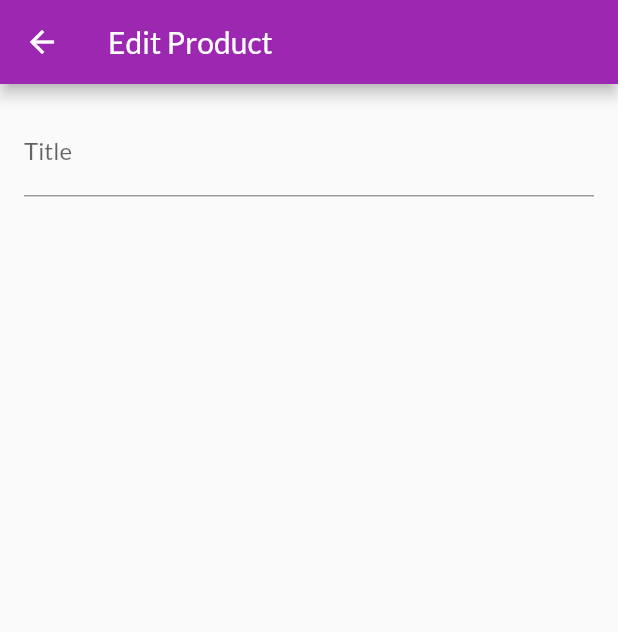
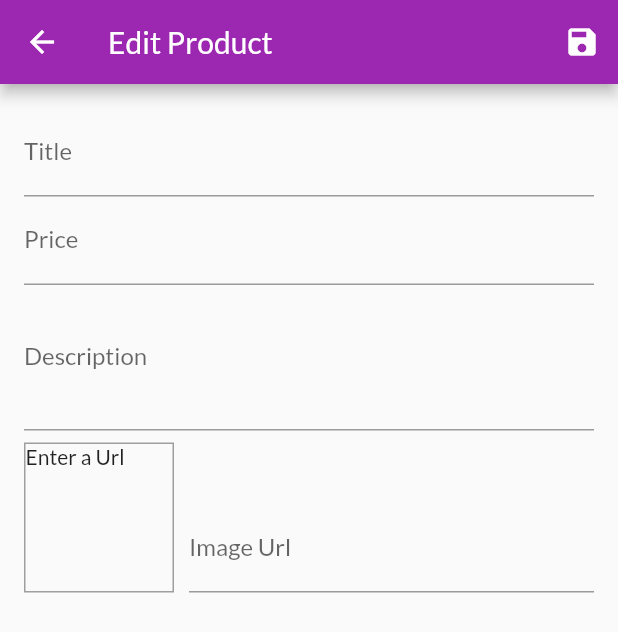
Before and after one commit to Vagabond8024/shop_app, a Flutter app: the EditProductScreen screen opened by its route, on a phone screen of 412 x 824 dp. Shown: the top 632 px of the screen. Run offline on Flutter 3.47's test engine with Material 2 defaults, Android fonts, the phone set to English and light mode, and no system bars; network calls fail.

Commit message:
added more input fields

```diff
--- a/lib/screens/edit_product_screen.dart
+++ b/lib/screens/edit_product_screen.dart
@@ -1,4 +1,5 @@
 import 'package:flutter/material.dart';
+import 'package:shop_app/providers/product.dart';
 
 class EditProductScreen extends StatefulWidget {
   const EditProductScreen({Key? key}) : super(key: key);
@@ -8,20 +9,141 @@ class EditProductScreen extends StatefulWidget {
 }
 
 class _EditProductScreenState extends State<EditProductScreen> {
+  final _priceFocusNode = FocusNode();
+  final _descriptionFocusNode = FocusNode();
+  final _imageUrlFocusNode = FocusNode();
+  final _imageUrlController = TextEditingController();
+  final _form = GlobalKey<FormState>();
+  var _editedProduct = Product(
+    id: '',
+    title: '',
+    description: '',
+    price: 0,
+    imageUrl: '',
+  );
+
+  @override
+  void initState() {
+    _imageUrlFocusNode.addListener(_updateImageUrl);
+    super.initState();
+  }
+
+  @override
+  void dispose() {
+    _imageUrlFocusNode.removeListener(_updateImageUrl);
+    _priceFocusNode.dispose();
+    _descriptionFocusNode.dispose();
+    _imageUrlFocusNode.dispose();
+    _imageUrlController.dispose();
+    super.dispose();
+  }
+
+  void _updateImageUrl() {
+    if (!_imageUrlFocusNode.hasFocus) {
+      setState(() {});
+    }
+  }
+
+  void _saveForm() {
+    _form.currentState!.save();
+  }
+
   @override
   Widget build(BuildContext context) {
     return Scaffold(
       appBar: AppBar(
         title: Text('Edit Product'),
+        actions: [IconButton(onPressed: _saveForm, icon: Icon(Icons.save))],
       ),
       body: Padding(
         padding: EdgeInsets.all(16),
         child: Form(
+          key: _form,
           child: ListView(
             children: [
               TextFormField(
                 decoration: InputDecoration(labelText: 'Title'),
                 textInputAction: TextInputAction.next,
+                onFieldSubmitted: (_) =>
+                    FocusScope.of(context).requestFocus(_priceFocusNode),
+                onSaved: (newValue) {
+                  _editedProduct = Product(
+                      id: _editedProduct.id,
+                      title: newValue!,
+                      description: _editedProduct.description,
+                      price: _editedProduct.price,
+                      imageUrl: _editedProduct.imageUrl);
+                },
+              ),
+              TextFormField(
+                decoration: InputDecoration(labelText: 'Price'),
+                textInputAction: TextInputAction.next,
+                keyboardType: TextInputType.number,
+                focusNode: _priceFocusNode,
+                onFieldSubmitted: (value) =>
+                    FocusScope.of(context).requestFocus(_descriptionFocusNode),
+                onSaved: (newValue) {
+                  _editedProduct = Product(
+                      id: _editedProduct.id,
+                      title: _editedProduct.title,
+                      description: _editedProduct.description,
+                      price: double.parse(newValue!),
+                      imageUrl: _editedProduct.imageUrl);
+                },
+              ),
+              TextFormField(
+                decoration: InputDecoration(labelText: 'Description'),
+                maxLines: 3,
+                keyboardType: TextInputType.multiline,
+                // textInputAction: TextInputAction.next,
+                focusNode: _descriptionFocusNode,
+                onSaved: (newValue) {
+                  _editedProduct = Product(
+                      id: _editedProduct.id,
+                      title: _editedProduct.title,
+                      description: newValue!,
+                      price: _editedProduct.price,
+                      imageUrl: _editedProduct.imageUrl);
+                },
+              ),
+              Row(
+                crossAxisAlignment: CrossAxisAlignment.end,
+                children: [
+                  Container(
+                    width: 100,
+                    height: 100,
+                    margin: EdgeInsets.only(top: 8, right: 10),
+                    decoration: BoxDecoration(
+                        border: Border.all(
+                      width: 1,
+                      color: Colors.grey,
+                    )),
+                    child: _imageUrlController.text.isEmpty
+                        ? Text('Enter a Url')
+                        : FittedBox(
+                            child: Image.network(_imageUrlController.text),
+                            fit: BoxFit.cover,
+                          ),
+                  ),
+                  Expanded(
+                    child: TextFormField(
+                      decoration: InputDecoration(labelText: 'Image Url'),
+                      keyboardType: TextInputType.url,
+                      textInputAction: TextInputAction.done,
+                      controller: _imageUrlController,
+                      focusNode: _imageUrlFocusNode,
+                      onFieldSubmitted: (value) => _saveForm(),
+                      onSaved: (newValue) {
+                        _editedProduct = Product(
+                            id: _editedProduct.id,
+                            title: _editedProduct.title,
+                            description: _editedProduct.description,
+                            price: _editedProduct.price,
+                            imageUrl: newValue!);
+                      },
+                    ),
+                  )
+                ],
               )
             ],
           ),
```
